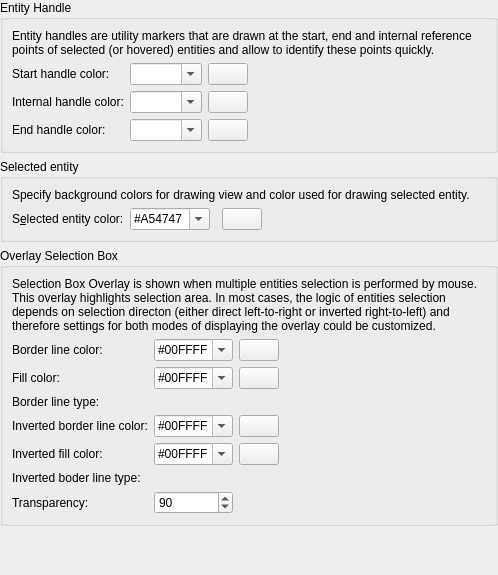
Above: librecad/src/ui/dialogs/settings/options_drafting/pages/theme/lc_settings_page_drafting_theme_selection.ui from sand1024/LibreCAD before the change. Below: the same form after it.
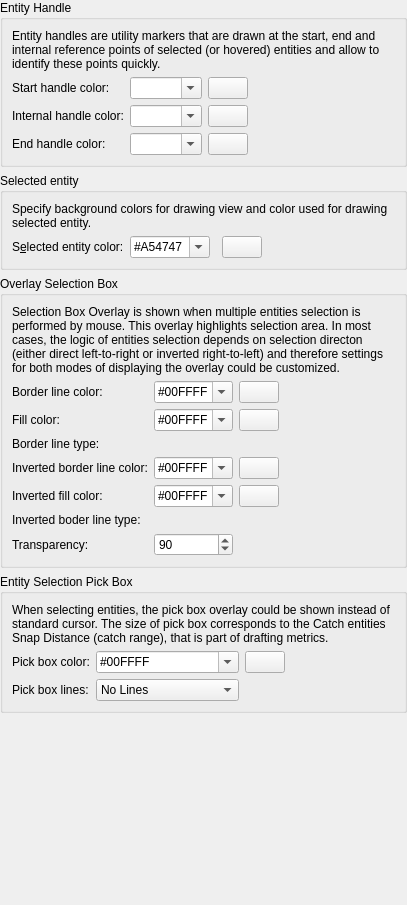
That is the form after the change. Custom widgets are drawn as their Qt base class.

Commit message: review of setting cursors by actions - now all actions returns consistent cursort type that corresponds to selection or normal operation

Patch:
```diff
--- a/librecad/src/ui/dialogs/settings/options_drafting/pages/theme/lc_settings_page_drafting_theme_selection.ui
+++ b/librecad/src/ui/dialogs/settings/options_drafting/pages/theme/lc_settings_page_drafting_theme_selection.ui
@@ -6,8 +6,8 @@
    <rect>
     <x>0</x>
     <y>0</y>
-    <width>498</width>
-    <height>575</height>
+    <width>407</width>
+    <height>905</height>
    </rect>
   </property>
   <layout class="QGridLayout" name="gridLayout_main">
@@ -193,6 +193,19 @@
      </layout>
     </widget>
    </item>
+   <item row="4" column="0">
+    <spacer name="verticalSpacer">
+     <property name="orientation">
+      <enum>Qt::Orientation::Vertical</enum>
+     </property>
+     <property name="sizeHint" stdset="0">
+      <size>
+       <width>0</width>
+       <height>0</height>
+      </size>
+     </property>
+    </spacer>
+   </item>
    <item row="1" column="0">
     <widget class="QGroupBox" name="groupBox_19">
      <property name="title">
@@ -546,17 +559,104 @@
     </widget>
    </item>
    <item row="3" column="0">
-    <spacer name="verticalSpacer">
-     <property name="orientation">
-      <enum>Qt::Orientation::Vertical</enum>
+    <widget class="QGroupBox" name="groupBox">
+     <property name="title">
+      <string>Entity Selection Pick Box</string>
      </property>
-     <property name="sizeHint" stdset="0">
-      <size>
-       <width>0</width>
-       <height>0</height>
-      </size>
-     </property>
-    </spacer>
+     <layout class="QGridLayout" name="gridLayout">
+      <item row="2" column="1">
+       <widget class="QComboBox" name="cbPickBoxLinesSize">
+        <item>
+         <property name="text">
+          <string>No Lines</string>
+         </property>
+        </item>
+        <item>
+         <property name="text">
+          <string>Short Lines</string>
+         </property>
+        </item>
+        <item>
+         <property name="text">
+          <string>As for Snap Indicator</string>
+         </property>
+        </item>
+       </widget>
+      </item>
+      <item row="1" column="0">
+       <widget class="QLabel" name="label_2">
+        <property name="text">
+         <string>Pick box color:</string>
+        </property>
+       </widget>
+      </item>
+      <item row="2" column="0">
+       <widget class="QLabel" name="label_3">
+        <property name="text">
+         <string>Pick box lines:</string>
+        </property>
+       </widget>
+      </item>
+      <item row="1" column="1">
+       <widget class="LC_ContentAdjustableComboBox" name="cbPickBox">
+        <property name="toolTip">
+         <string>Inverted Selection Fill Color
+
+                                  Color for filling inverted overlay selection box</string>
+        </property>
+        <property name="editable">
+         <bool>true</bool>
+        </property>
+        <item>
+         <property name="text">
+          <string notr="true">#00FFFF</string>
+         </property>
+        </item>
+       </widget>
+      </item>
+      <item row="1" column="2">
+       <widget class="LC_ColorButton" name="pbPickBoxColor">
+        <property name="sizePolicy">
+         <sizepolicy hsizetype="Maximum" vsizetype="Fixed">
+          <horstretch>0</horstretch>
+          <verstretch>0</verstretch>
+         </sizepolicy>
+        </property>
+        <property name="toolTip">
+         <string>Inverted Selection Fillr
+
+                                  Click to select color (inverted mode).</string>
+        </property>
+       </widget>
+      </item>
+      <item row="1" column="3">
+       <spacer name="horizontalSpacer_4">
+        <property name="orientation">
+         <enum>Qt::Orientation::Horizontal</enum>
+        </property>
+        <property name="sizeHint" stdset="0">
+         <size>
+          <width>0</width>
+          <height>0</height>
+         </size>
+        </property>
+       </spacer>
+      </item>
+      <item row="0" column="0" colspan="4">
+       <widget class="QLabel" name="label">
+        <property name="text">
+         <string>When selecting entities, the pick box overlay could be shown instead of standard cursor. The size of pick box corresponds to the Catch entities Snap Distance (catch range), that is part of drafting metrics.</string>
+        </property>
+        <property name="scaledContents">
+         <bool>false</bool>
+        </property>
+        <property name="wordWrap">
+         <bool>true</bool>
+        </property>
+       </widget>
+      </item>
+     </layout>
+    </widget>
    </item>
   </layout>
  </widget>
```
The commit also changes 98 other files.
